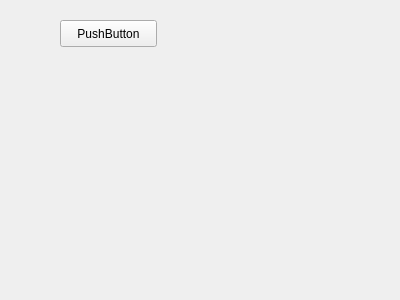
Above: GuettaCapture.ui from aebsubis/project-guetta before the change. Below: the same form after it.
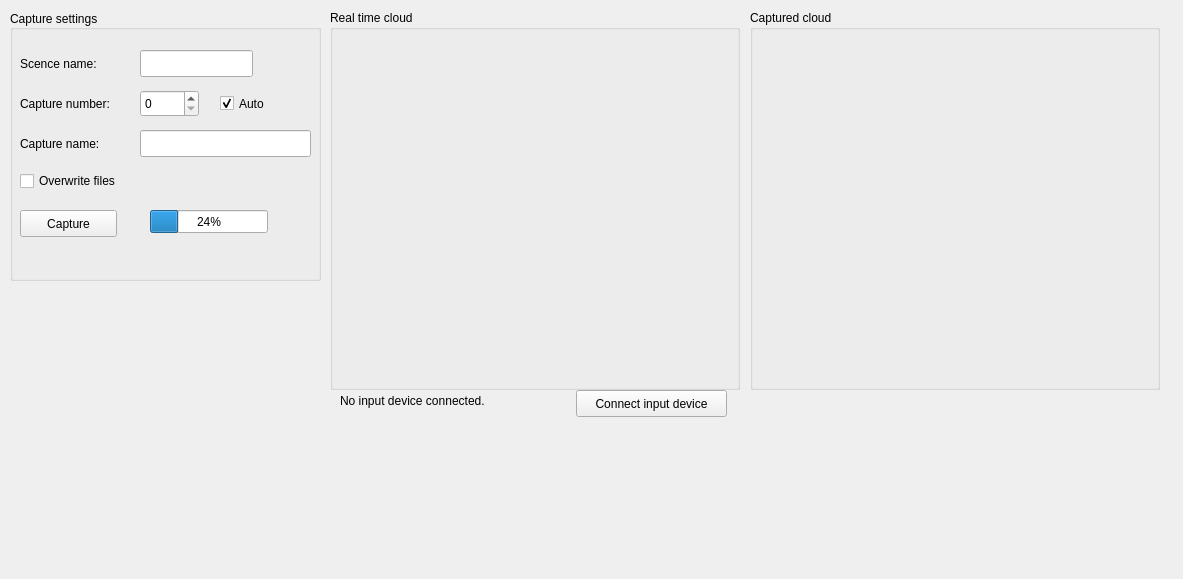
That is the form after the change.

Patch:
```diff
--- a/GuettaCapture.ui
+++ b/GuettaCapture.ui
@@ -6,24 +6,258 @@
    <rect>
     <x>0</x>
     <y>0</y>
-    <width>400</width>
-    <height>300</height>
+    <width>1183</width>
+    <height>579</height>
    </rect>
   </property>
   <property name="windowTitle">
    <string>Form</string>
   </property>
-  <widget class="QPushButton" name="pushButton">
+  <widget class="QGroupBox" name="groupBoxCaptureSettings">
    <property name="geometry">
     <rect>
-     <x>60</x>
-     <y>20</y>
-     <width>97</width>
+     <x>10</x>
+     <y>10</y>
+     <width>311</width>
+     <height>271</height>
+    </rect>
+   </property>
+   <property name="sizePolicy">
+    <sizepolicy hsizetype="Maximum" vsizetype="Preferred">
+     <horstretch>0</horstretch>
+     <verstretch>0</verstretch>
+    </sizepolicy>
+   </property>
+   <property name="baseSize">
+    <size>
+     <width>0</width>
+     <height>0</height>
+    </size>
+   </property>
+   <property name="contextMenuPolicy">
+    <enum>Qt::DefaultContextMenu</enum>
+   </property>
+   <property name="layoutDirection">
+    <enum>Qt::LeftToRight</enum>
+   </property>
+   <property name="autoFillBackground">
+    <bool>true</bool>
+   </property>
+   <property name="title">
+    <string>Capture settings</string>
+   </property>
+   <property name="alignment">
+    <set>Qt::AlignLeading|Qt::AlignLeft|Qt::AlignVCenter</set>
+   </property>
+   <property name="flat">
+    <bool>false</bool>
+   </property>
+   <widget class="QSpinBox" name="spinBoxCaptureNumber">
+    <property name="geometry">
+     <rect>
+      <x>130</x>
+      <y>80</y>
+      <width>59</width>
+      <height>27</height>
+     </rect>
+    </property>
+   </widget>
+   <widget class="QPushButton" name="pushButtonCapture">
+    <property name="geometry">
+     <rect>
+      <x>10</x>
+      <y>200</y>
+      <width>97</width>
+      <height>27</height>
+     </rect>
+    </property>
+    <property name="text">
+     <string>Capture</string>
+    </property>
+   </widget>
+   <widget class="QCheckBox" name="checkBoxOverwriteFiles">
+    <property name="geometry">
+     <rect>
+      <x>10</x>
+      <y>160</y>
+      <width>181</width>
+      <height>22</height>
+     </rect>
+    </property>
+    <property name="text">
+     <string>Overwrite files</string>
+    </property>
+   </widget>
+   <widget class="QLineEdit" name="lineEditSceneName">
+    <property name="geometry">
+     <rect>
+      <x>130</x>
+      <y>40</y>
+      <width>113</width>
+      <height>27</height>
+     </rect>
+    </property>
+   </widget>
+   <widget class="QProgressBar" name="progressBar">
+    <property name="geometry">
+     <rect>
+      <x>140</x>
+      <y>200</y>
+      <width>118</width>
+      <height>23</height>
+     </rect>
+    </property>
+    <property name="value">
+     <number>24</number>
+    </property>
+   </widget>
+   <widget class="QLabel" name="label">
+    <property name="geometry">
+     <rect>
+      <x>10</x>
+      <y>40</y>
+      <width>111</width>
+      <height>27</height>
+     </rect>
+    </property>
+    <property name="text">
+     <string>Scence name:</string>
+    </property>
+   </widget>
+   <widget class="QLabel" name="label_2">
+    <property name="geometry">
+     <rect>
+      <x>10</x>
+      <y>80</y>
+      <width>111</width>
+      <height>27</height>
+     </rect>
+    </property>
+    <property name="text">
+     <string>Capture number:</string>
+    </property>
+   </widget>
+   <widget class="QCheckBox" name="checkBoxAutoincrementNumber">
+    <property name="geometry">
+     <rect>
+      <x>210</x>
+      <y>80</y>
+      <width>61</width>
+      <height>27</height>
+     </rect>
+    </property>
+    <property name="text">
+     <string>Auto</string>
+    </property>
+    <property name="checked">
+     <bool>true</bool>
+    </property>
+   </widget>
+   <widget class="QLineEdit" name="lineEditCaptureName">
+    <property name="geometry">
+     <rect>
+      <x>130</x>
+      <y>120</y>
+      <width>171</width>
+      <height>27</height>
+     </rect>
+    </property>
+   </widget>
+   <widget class="QLabel" name="label_3">
+    <property name="geometry">
+     <rect>
+      <x>10</x>
+      <y>120</y>
+      <width>101</width>
+      <height>27</height>
+     </rect>
+    </property>
+    <property name="text">
+     <string>Capture name:</string>
+    </property>
+   </widget>
+  </widget>
+  <widget class="QGroupBox" name="groupBox">
+   <property name="geometry">
+    <rect>
+     <x>750</x>
+     <y>10</y>
+     <width>410</width>
+     <height>380</height>
+    </rect>
+   </property>
+   <property name="title">
+    <string>Captured cloud</string>
+   </property>
+   <widget class="QWidget" name="gridLayoutWidget_2">
+    <property name="geometry">
+     <rect>
+      <x>10</x>
+      <y>30</y>
+      <width>391</width>
+      <height>341</height>
+     </rect>
+    </property>
+    <layout class="QGridLayout" name="capturedViewer"/>
+   </widget>
+  </widget>
+  <widget class="QGroupBox" name="groupBox_2">
+   <property name="geometry">
+    <rect>
+     <x>330</x>
+     <y>10</y>
+     <width>410</width>
+     <height>380</height>
+    </rect>
+   </property>
+   <property name="title">
+    <string>Real time cloud</string>
+   </property>
+   <widget class="QWidget" name="gridLayoutWidget">
+    <property name="geometry">
+     <rect>
+      <x>10</x>
+      <y>30</y>
+      <width>391</width>
+      <height>341</height>
+     </rect>
+    </property>
+    <layout class="QGridLayout" name="realTimeViewer"/>
+   </widget>
+  </widget>
+  <widget class="QLabel" name="labelNoInputDeviceConnected">
+   <property name="enabled">
+    <bool>true</bool>
+   </property>
+   <property name="geometry">
+    <rect>
+     <x>340</x>
+     <y>390</y>
+     <width>201</width>
+     <height>21</height>
+    </rect>
+   </property>
+   <property name="autoFillBackground">
+    <bool>false</bool>
+   </property>
+   <property name="text">
+    <string>No input device connected.</string>
+   </property>
+  </widget>
+  <widget class="QPushButton" name="pushButtonConnectInputDevice">
+   <property name="geometry">
+    <rect>
+     <x>576</x>
+     <y>390</y>
+     <width>151</width>
      <height>27</height>
     </rect>
    </property>
+   <property name="layoutDirection">
+    <enum>Qt::RightToLeft</enum>
+   </property>
    <property name="text">
-    <string>PushButton</string>
+    <string>Connect input device</string>
    </property>
   </widget>
  </widget>
```
